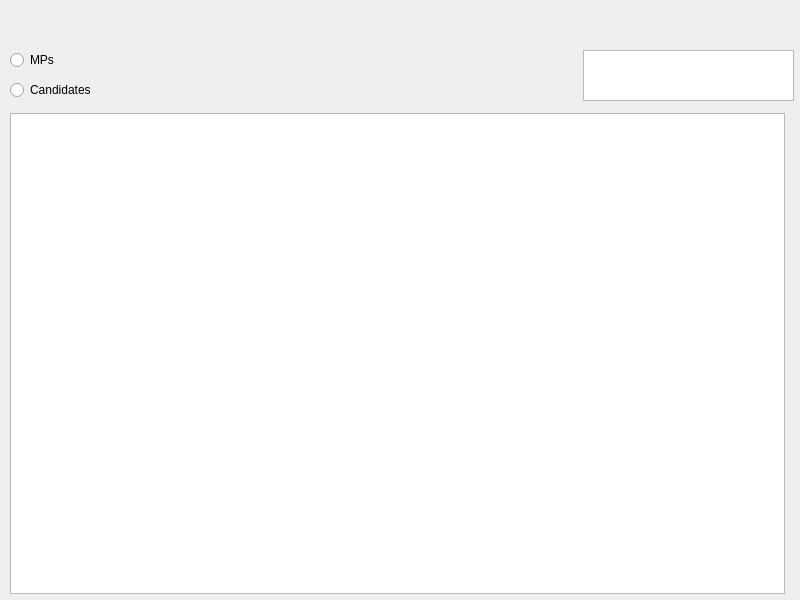
First picture: the form in election_gui/MainWindow.ui, repository BrendanNolan/Election_Poll_App, before the edit.
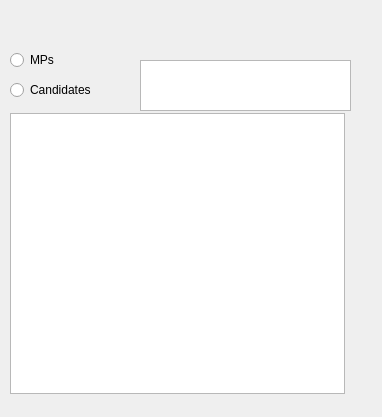
Second picture: the form after the edit. Custom widgets are drawn as their Qt base class.

What changed in the file:
```diff
--- a/election_gui/MainWindow.ui
+++ b/election_gui/MainWindow.ui
@@ -6,8 +6,8 @@
    <rect>
     <x>0</x>
     <y>0</y>
-    <width>800</width>
-    <height>600</height>
+    <width>382</width>
+    <height>417</height>
    </rect>
   </property>
   <property name="windowTitle">
@@ -17,8 +17,8 @@
    <widget class="QTextEdit" name="constituencySearchTextEdit">
     <property name="geometry">
      <rect>
-      <x>583</x>
-      <y>50</y>
+      <x>140</x>
+      <y>60</y>
       <width>211</width>
       <height>51</height>
      </rect>
@@ -50,13 +50,13 @@
      <string>Candidates</string>
     </property>
    </widget>
-   <widget class="QWidget" name="">
+   <widget class="QWidget" name="layoutWidget">
     <property name="geometry">
      <rect>
       <x>10</x>
       <y>113</y>
-      <width>781</width>
-      <height>481</height>
+      <width>341</width>
+      <height>281</height>
      </rect>
     </property>
     <layout class="QHBoxLayout" name="horizontalLayout">
```
Left out of the diff: 2 changed lines with no effect on the pictures.
